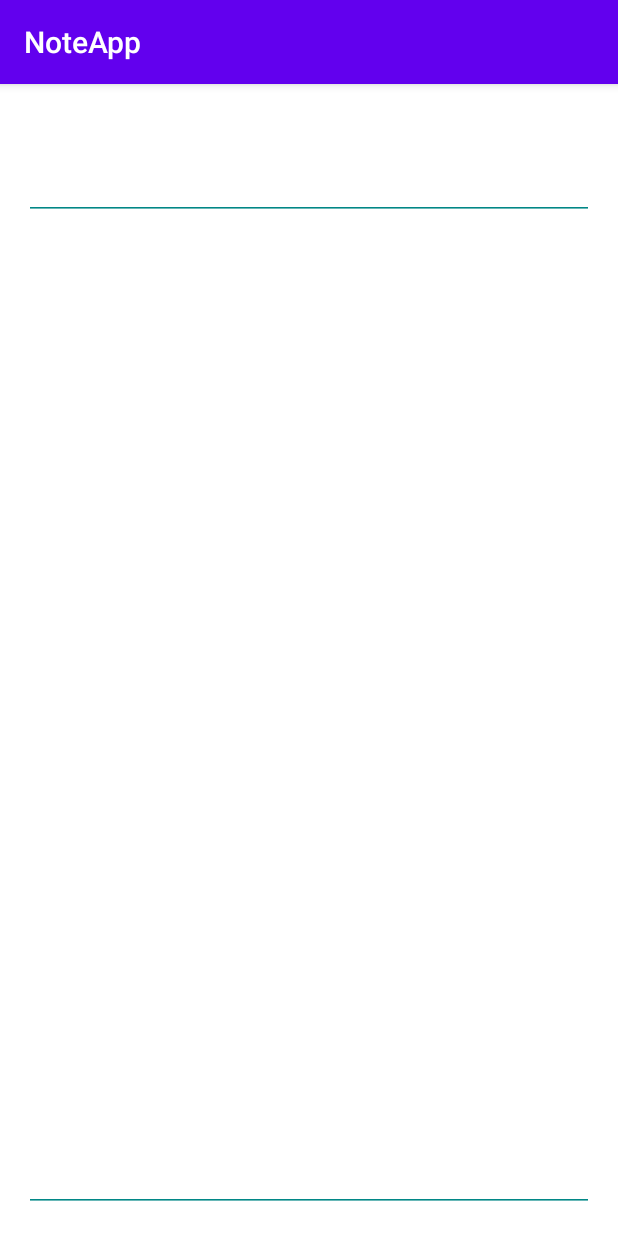
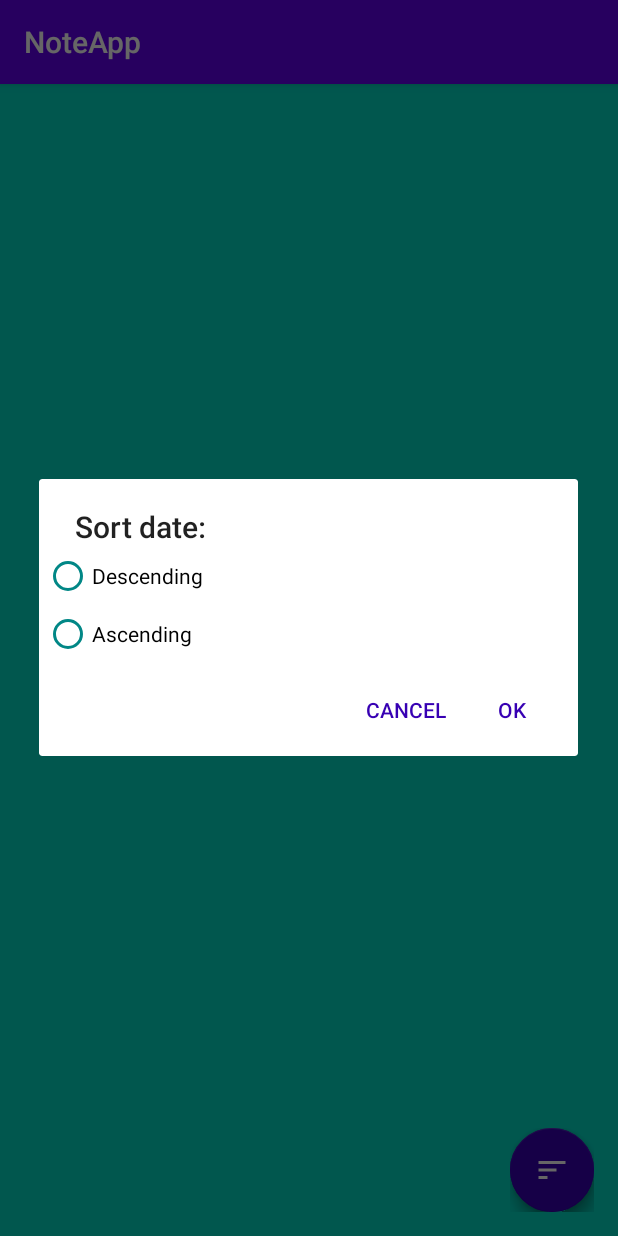
Before and after one commit to Jakob1996/NoteRepository, an Android app: the screen it shows after launch (MainActivity), after a tap on an icon or button, on a phone screen of 412 x 824 dp. Run offline under Robolectric (Android 15) with nearby library versions, the phone set to English and light mode, and no system bars; our stand-ins replace Room's generated code; plain views replace FloatingActionButton, FloatingActionMenu.

Commit message:
Dialog Fragment and layout of menu

```diff
--- a/NoteApp/app/src/main/java/com/example/noteapp/ui/fragments/MainFramgent.kt
+++ b/NoteApp/app/src/main/java/com/example/noteapp/ui/fragments/MainFragment.kt
@@ -18,10 +18,11 @@ import com.example.noteapp.viewmodels.NotesViewModel
 import kotlinx.android.synthetic.main.fragment_main_framgent.*
 
 
-class MainFramgent : Fragment(), OnItemClickListener {
+class MainFragment : Fragment(), OnItemClickListener, SortDialogFragment.OnItemClickDialogListener {
 
     private lateinit var viewModel: NotesViewModel
     private lateinit var noteAdapter: NoteAdapter
+    private val request_code = 123
 
     override fun onCreate(savedInstanceState: Bundle?) {
         super.onCreate(savedInstanceState)
@@ -63,11 +64,23 @@ class MainFramgent : Fragment(), OnItemClickListener {
                 findNavController().navigate(R.id.addEditNoteFragment)
             }
         }
+
+        sortDate_FB.setOnClickListener {
+            val sortDialogFragment = SortDialogFragment()
+            sortDialogFragment.setTargetFragment(this, request_code)
+            sortDialogFragment.show(parentFragmentManager, "SortDialogFragment")
+        }
     }
 
     private fun updateNotes(list:List<Note>) {
-        noteAdapter = NoteAdapter(list, this)
+        noteAdapter = if(viewModel.sortDesc) {
+            NoteAdapter(list, this)
+        } else{
+            NoteAdapter(list.asReversed(), this) // asReversed - Na odwrót
+        }
+
         recyclerView.adapter = noteAdapter
+
     }
 
     override fun onItemClick(note: Note, position: Int) {
@@ -89,6 +102,11 @@ class MainFramgent : Fragment(), OnItemClickListener {
             selectNote(note, position)
             updateButtonUI()
         }
+    }
+
+    override fun onItemClickDialog(sortDesc: Boolean) {
+        viewModel.sortDesc = sortDesc
+        updateNotes(viewModel.allNotes.value!!)
     }
 
     private fun selectNote(note: Note, position: Int) {
--- /dev/null
+++ b/NoteApp/app/src/main/java/com/example/noteapp/ui/fragments/SortDialogFragment.kt
@@ -0,0 +1,47 @@
+package com.example.noteapp.ui.fragments
+
+import android.app.AlertDialog
+import android.app.Dialog
+import android.content.Context
+import android.os.Bundle
+import android.view.View
+import android.widget.RadioGroup
+import androidx.fragment.app.DialogFragment
+import com.example.noteapp.R
+
+class SortDialogFragment: DialogFragment() {
+    private lateinit var listener:OnItemClickDialogListener
+    private lateinit var radioGroup: RadioGroup
+
+    override fun onCreateDialog(savedInstanceState: Bundle?): Dialog {
+        val builder = AlertDialog.Builder(requireContext())
+        val inflater = requireActivity().layoutInflater
+        val view: View = inflater.inflate(R.layout.fragment_dialog_sort, null)
+
+        radioGroup = view.findViewById(R.id.sort_RG)
+        builder.setView(view)
+                .setTitle("Sort date:")
+                .setPositiveButton("OK", ){di, i ->
+                    when(radioGroup.checkedRadioButtonId){
+                        R.id.sort_desc_RB -> {listener.onItemClickDialog(true)}
+                        R.id.sort_asc_RB -> {listener.onItemClickDialog(false)}
+                    }
+                }
+                .setNegativeButton("Cancel"){ di, i: Int -> }
+        return builder.create()
+    }
+
+    override fun onAttach(context: Context) {
+        super.onAttach(context)
+        listener = try {
+        targetFragment as OnItemClickDialogListener
+
+        } catch (e: TypeCastException){
+            throw TypeCastException()
+        }
+    }
+
+    interface OnItemClickDialogListener{
+        fun onItemClickDialog(sortDesc:Boolean){}
+    }
+}
--- a/NoteApp/app/src/main/java/com/example/noteapp/viewmodels/NotesViewModel.kt
+++ b/NoteApp/app/src/main/java/com/example/noteapp/viewmodels/NotesViewModel.kt
@@ -22,6 +22,7 @@ class NotesViewModel(app:Application):AndroidViewModel(app) {
         selectedNote.postValue(note)
     }
 
+    var sortDesc = true
     var multiSelectMode = false
     val selectedNotes = ArrayList<Note>()
 
--- /dev/null
+++ b/NoteApp/app/src/main/res/drawable/ic_search.xml
@@ -0,0 +1,5 @@
+<vector android:height="24dp" android:tint="#FFFFFF"
+    android:viewportHeight="24" android:viewportWidth="24"
+    android:width="24dp" xmlns:android="http://schemas.android.com/apk/res/android">
+    <path android:fillColor="@android:color/white" android:pathData="M15.5,14h-0.79l-0.28,-0.27C15.41,12.59 16,11.11 16,9.5 16,5.91 13.09,3 9.5,3S3,5.91 3,9.5 5.91,16 9.5,16c1.61,0 3.09,-0.59 4.23,-1.57l0.27,0.28v0.79l5,4.99L20.49,19l-4.99,-5zM9.5,14C7.01,14 5,11.99 5,9.5S7.01,5 9.5,5 14,7.01 14,9.5 11.99,14 9.5,14z"/>
+</vector>
--- /dev/null
+++ b/NoteApp/app/src/main/res/layout/fragment_dialog_sort.xml
@@ -0,0 +1,30 @@
+<?xml version="1.0" encoding="utf-8"?>
+<androidx.constraintlayout.widget.ConstraintLayout
+    xmlns:android="http://schemas.android.com/apk/res/android"
+    xmlns:app="http://schemas.android.com/apk/res-auto"
+    android:layout_width="match_parent"
+    android:layout_height="wrap_content">
+
+    <RadioGroup
+        android:id="@+id/sort_RG"
+        android:layout_width="match_parent"
+        android:layout_height="wrap_content"
+        app:layout_constraintEnd_toEndOf="parent"
+        app:layout_constraintStart_toStartOf="parent"
+        app:layout_constraintTop_toTopOf="parent">
+
+        <RadioButton
+            android:layout_margin="3dp"
+            android:id="@+id/sort_desc_RB"
+            android:layout_width="match_parent"
+            android:layout_height="wrap_content"
+            android:text="Descending" />
+
+        <RadioButton
+            android:layout_margin="3dp"
+            android:id="@+id/sort_asc_RB"
+            android:layout_width="match_parent"
+            android:layout_height="wrap_content"
+            android:text="Ascending" />
+    </RadioGroup>
+</androidx.constraintlayout.widget.ConstraintLayout>
--- a/NoteApp/app/src/main/res/layout/fragment_main_framgent.xml
+++ b/NoteApp/app/src/main/res/layout/fragment_main_framgent.xml
@@ -4,7 +4,7 @@
     xmlns:tools="http://schemas.android.com/tools"
     android:layout_width="match_parent"
     android:layout_height="match_parent"
-    tools:context=".ui.fragments.MainFramgent"
+    tools:context=".ui.fragments.MainFragment"
     android:background="@color/teal_200">
 
     <androidx.recyclerview.widget.RecyclerView
--- a/NoteApp/app/src/main/res/navigation/nav_graph.xml
+++ b/NoteApp/app/src/main/res/navigation/nav_graph.xml
@@ -7,7 +7,7 @@
 
     <fragment
         android:id="@+id/mainFramgent"
-        android:name="com.example.noteapp.ui.fragments.MainFramgent"
+        android:name="com.example.noteapp.ui.fragments.MainFragment"
         android:label="fragment_main_framgent"
         tools:layout="@layout/fragment_main_framgent" >
         <action
```
Also changed, not shown: NoteApp/app/src/main/res/menu/search_menu.xml (added, +11 -0 lines).
